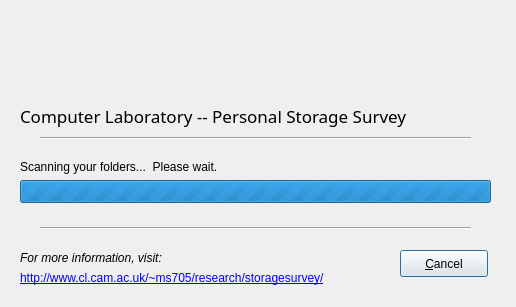
First picture: the form in src/gui/scanning.ui, repository ms705/storagestudy, before the edit.
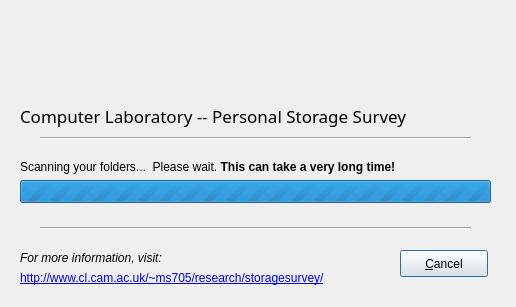
Second picture: the form after the edit. Icons and pictures are not drawn.

Commit message: Some more development - now spits out compressed JSON :-)

Diff of the .ui file:
```diff
--- a/src/gui/scanning.ui
+++ b/src/gui/scanning.ui
@@ -101,7 +101,11 @@
     </rect>
    </property>
    <property name="text">
-    <string>Scanning your folders...  Please wait.</string>
+    <string>&lt;!DOCTYPE HTML PUBLIC &quot;-//W3C//DTD HTML 4.0//EN&quot; &quot;http://www.w3.org/TR/REC-html40/strict.dtd&quot;&gt;
+&lt;html&gt;&lt;head&gt;&lt;meta name=&quot;qrichtext&quot; content=&quot;1&quot; /&gt;&lt;style type=&quot;text/css&quot;&gt;
+p, li { white-space: pre-wrap; }
+&lt;/style&gt;&lt;/head&gt;&lt;body style=&quot; font-family:'Sans'; font-size:9pt; font-weight:400; font-style:normal;&quot;&gt;
+&lt;p style=&quot; margin-top:0px; margin-bottom:0px; margin-left:0px; margin-right:0px; -qt-block-indent:0; text-indent:0px;&quot;&gt;Scanning your folders...  Please wait. &lt;span style=&quot; font-weight:600;&quot;&gt;This can take a very long time!&lt;/span&gt;&lt;/p&gt;&lt;/body&gt;&lt;/html&gt;</string>
    </property>
    <property name="alignment">
     <set>Qt::AlignLeading|Qt::AlignLeft|Qt::AlignTop</set>
```
The commit also changes 1 other file.
